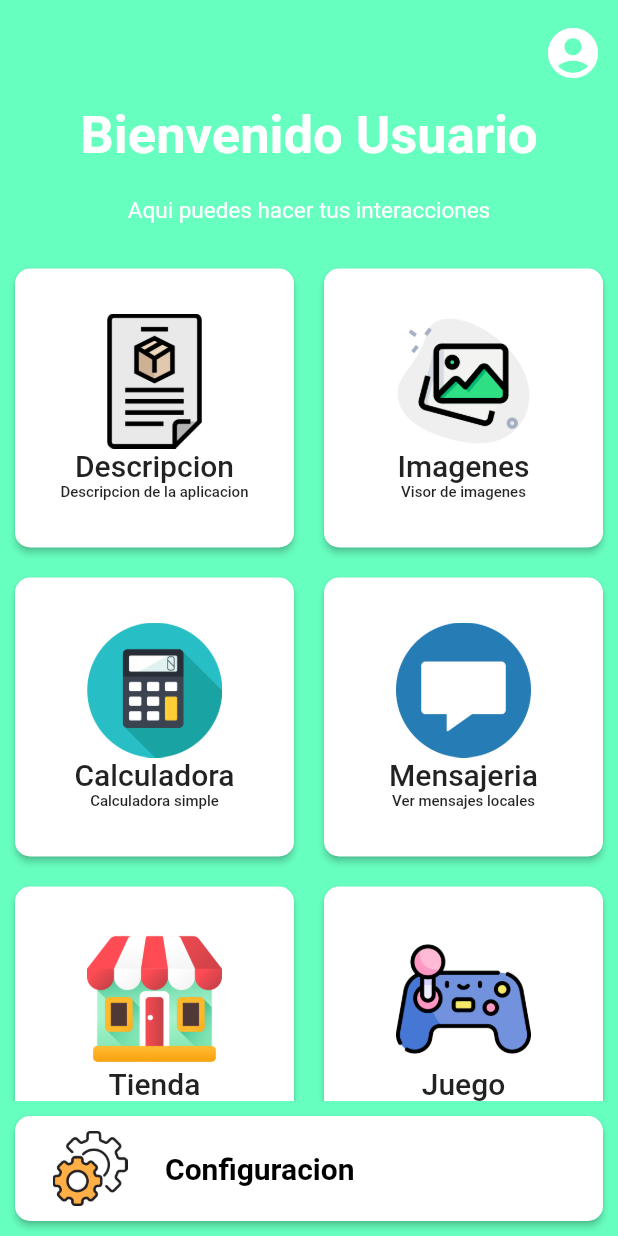
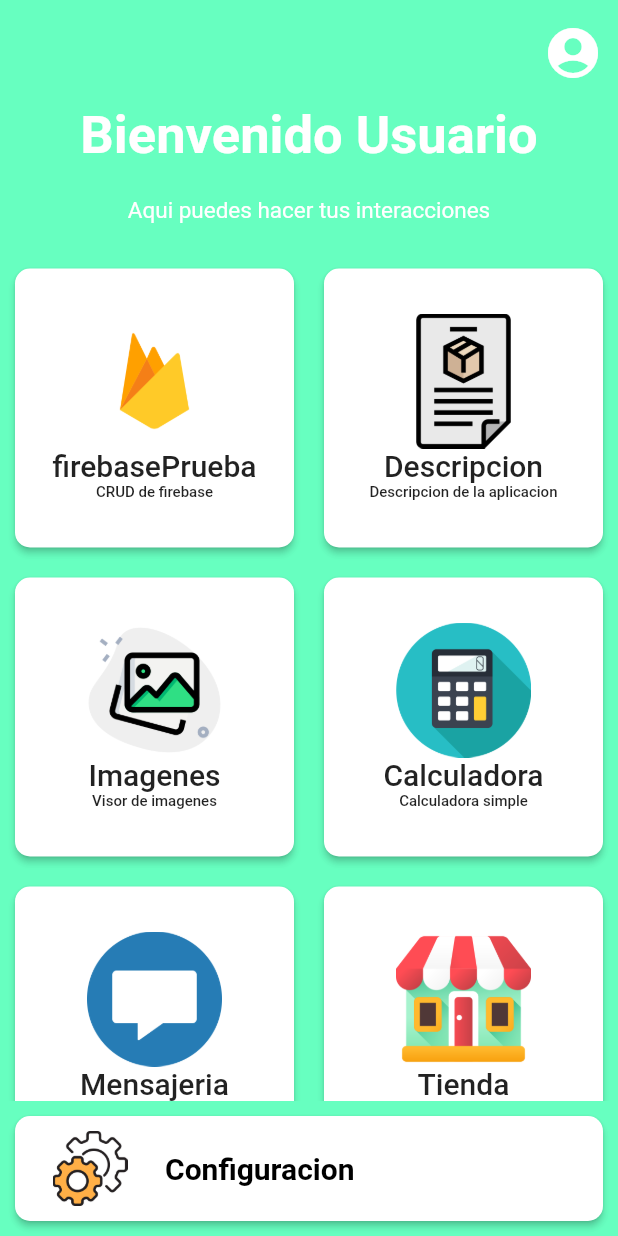
Before and after one commit to SantiagoAlguien/mi_aplicacion, a Flutter app: the screen it shows after launch, on a phone screen of 412 x 824 dp. Run offline on Flutter 3.47's test engine with Material 2 defaults, Android fonts, the phone set to English and light mode, and no system bars; our stand-ins replace cloud_firestore, firebase_core; accounts and stored records are empty.

Commit message:
Fin de video de leer informacion de la base datos

```diff
--- a/lib/pages/index.dart
+++ b/lib/index.dart
@@ -6,3 +6,4 @@ export 'package:my_app/pages/pagesHome/game.dart';
 export 'package:my_app/pages/pagesHome/imagen.dart';
 export 'package:my_app/pages/pagesHome/messages.dart';
 export 'package:my_app/pages/pagesHome/store.dart';
+export 'package:my_app/pages/pagesHome/FireBase/firebase.dart';
--- a/lib/main.dart
+++ b/lib/main.dart
@@ -1,11 +1,20 @@
 import 'package:flutter/material.dart';
-import 'package:my_app/pages/index.dart';
+import 'package:my_app/index.dart';
 
-void main() {
+//importaciones de firebase
+import 'package:firebase_core/firebase_core.dart';
+import 'firebase_options.dart';
+
+void main() async {//funcion para iniciar firebase
+  WidgetsFlutterBinding.ensureInitialized();
+  await Firebase.initializeApp(
+    options: DefaultFirebaseOptions.currentPlatform,
+  );
   runApp(MyApp());
 }
 
 class MyApp extends StatelessWidget {
+  // ignore: prefer_const_constructors_in_immutables
   MyApp({Key? key}) : super(key: key);
 
   @override
@@ -22,6 +31,7 @@ class MyApp extends StatelessWidget {
         "/messages": (BuildContext context) => Menssages(),
         "/store": (BuildContext context) => Store(),
         "/game": (BuildContext context) => Game(),
+        "/firebase": (BuildContext context) => firebasePrueba(),
       },
     );
   }
--- a/lib/pages/home.dart
+++ b/lib/pages/home.dart
@@ -50,13 +50,14 @@ class _MyHomePageState extends State<MyHomePage> {
               child: GridView.count(
             crossAxisCount: 2,
             children: [
+              WidgetG(),
               WidgetA(),
               WidgetB(),
               WidgetC(),
               WidgetD(),
               WidgetE(),
               WidgetF(),
-              WidgetA()
+
             ],
           )),
           SettingWidget()
--- a/lib/widgets/widgetsHome.dart
+++ b/lib/widgets/widgetsHome.dart
@@ -122,6 +122,16 @@ class WidgetF extends PricipalWidget {
   String rute = "/game";
 }
 
+class WidgetG extends PricipalWidget {
+  @override
+  WidgetG({super.key});
+
+  String name = "firebasePrueba";
+  String descritiop = "CRUD de firebase";
+  String image = "assets/firebase.png";
+  String rute = "/firebase";
+}
+
 class SettingWidget extends PricipalWidget {
   @override
   Widget build(BuildContext context) {
--- a/pubspec.yaml
+++ b/pubspec.yaml
@@ -36,6 +36,7 @@ dependencies:
   # Use with the CupertinoIcons class for iOS style icons.
   cupertino_icons: ^1.0.2
   firebase_core: ^2.17.0
+  cloud_firestore: ^4.9.3
 
 dev_dependencies:
   flutter_test:
```
Also changed, not shown: lib/pages/pagesHome/FireBase/firebase.dart (added, +60 -0 lines), lib/pages/pagesHome/FireBase/firebase_service.dart (added, +19 -0 lines), assets/firebase.png (added), pubspec.lock, 2 other files.
